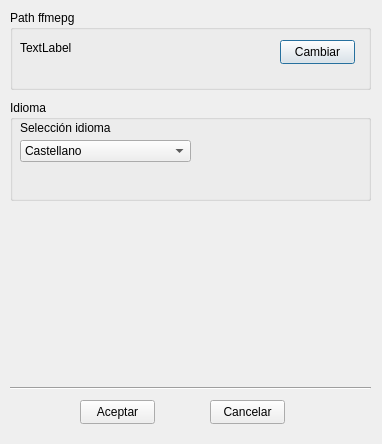
Old version of the form pantalla_config.ui in the repository gregorknp/python_audio_extractor.
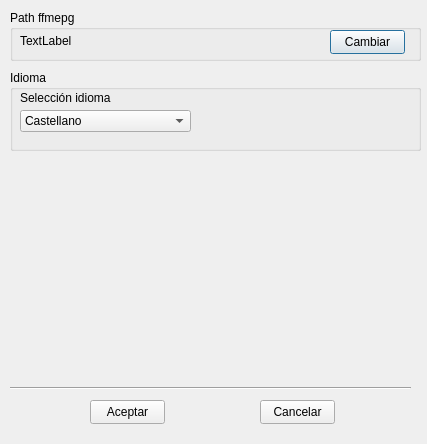
New version of the form.

Commit message: Changes: - Windows size is fixed. - Windows resizing is disabled. - Windows show up in the middle of the screen. - Added more text translations. - Configuration window made modal. - Minor changes.

The edit to the form file:
```diff
--- a/pantalla_config.ui
+++ b/pantalla_config.ui
@@ -6,7 +6,7 @@
    <rect>
     <x>0</x>
     <y>0</y>
-    <width>382</width>
+    <width>427</width>
     <height>444</height>
    </rect>
   </property>
@@ -18,8 +18,8 @@
     <rect>
      <x>10</x>
      <y>10</y>
-     <width>361</width>
-     <height>80</height>
+     <width>411</width>
+     <height>51</height>
     </rect>
    </property>
    <property name="title">
@@ -38,9 +38,9 @@
     <property name="geometry">
      <rect>
       <x>10</x>
-      <y>30</y>
-      <width>151</width>
-      <height>16</height>
+      <y>20</y>
+      <width>301</width>
+      <height>21</height>
      </rect>
     </property>
     <property name="text">
@@ -50,8 +50,8 @@
    <widget class="QPushButton" name="cambiar_path_button">
     <property name="geometry">
      <rect>
-      <x>270</x>
-      <y>30</y>
+      <x>320</x>
+      <y>20</y>
       <width>75</width>
       <height>24</height>
      </rect>
@@ -64,7 +64,7 @@
   <widget class="QPushButton" name="acept_config_button">
    <property name="geometry">
     <rect>
-     <x>80</x>
+     <x>90</x>
      <y>400</y>
      <width>75</width>
      <height>24</height>
@@ -77,7 +77,7 @@
   <widget class="QPushButton" name="cancel_config_button">
    <property name="geometry">
     <rect>
-     <x>210</x>
+     <x>260</x>
      <y>400</y>
      <width>75</width>
      <height>24</height>
@@ -92,7 +92,7 @@
     <rect>
      <x>10</x>
      <y>380</y>
-     <width>361</width>
+     <width>401</width>
      <height>16</height>
     </rect>
    </property>
@@ -104,9 +104,9 @@
    <property name="geometry">
     <rect>
      <x>10</x>
-     <y>100</y>
-     <width>361</width>
-     <height>101</height>
+     <y>70</y>
+     <width>411</width>
+     <height>81</height>
     </rect>
    </property>
    <property name="title">
```
Left out of the diff: 3 changed lines with no effect on the pictures. The commit also changes 7 other files.
